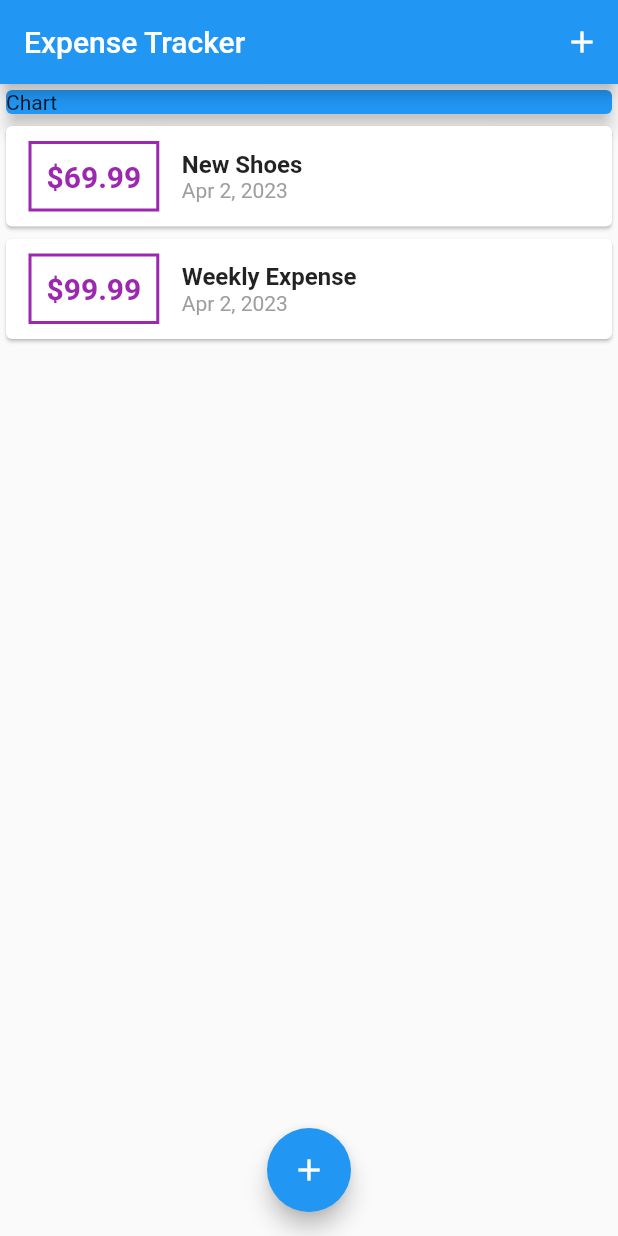
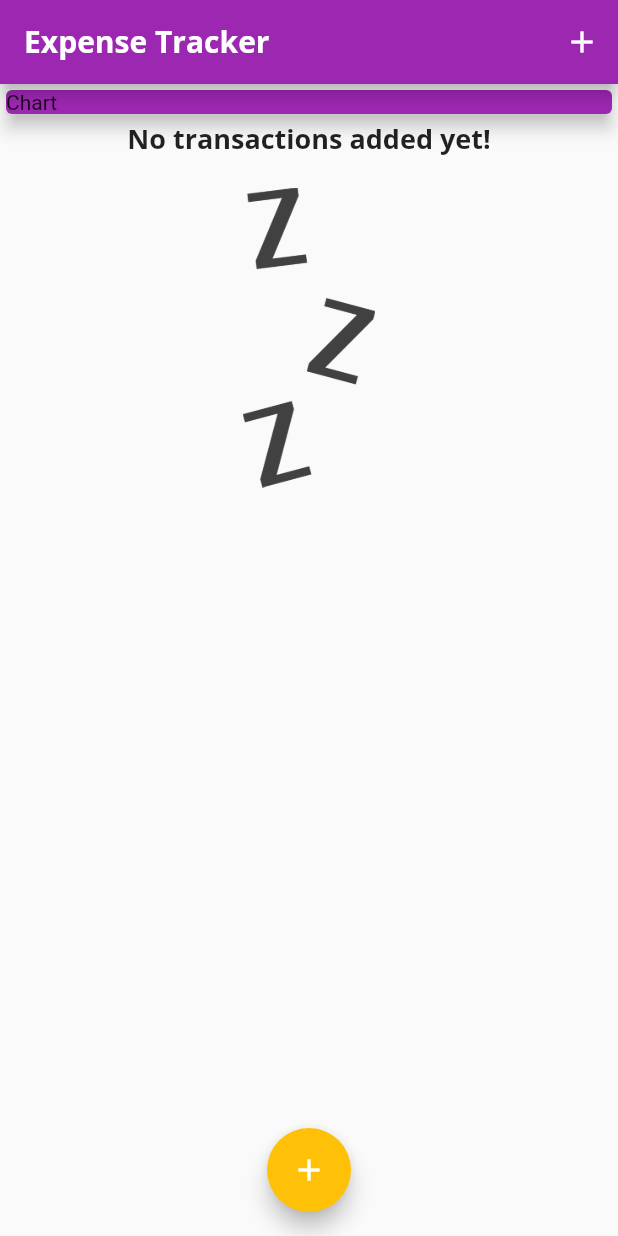
Before and after one commit to saurabhmirajkar/expense_tracker, a Flutter app: the screen it shows after launch, on a phone screen of 412 x 824 dp. Run offline on Flutter 3.47's test engine with Material 2 defaults, Android fonts, the phone set to English and light mode, and no system bars.

Commit message:
handle no transaction layout

```diff
--- a/lib/main.dart
+++ b/lib/main.dart
@@ -11,9 +11,29 @@ class MyApp extends StatelessWidget {
 
   @override
   Widget build(BuildContext context) {
-    return const MaterialApp(
-      home: MyHomepage(),
+    return MaterialApp(
       debugShowCheckedModeBanner: false,
+      title: 'Expense Tracker',
+      theme: ThemeData(
+        primarySwatch: Colors.purple,
+        colorScheme: ColorScheme.fromSwatch(primarySwatch: Colors.purple)
+            .copyWith(secondary: Colors.amber),
+        fontFamily: 'Quicksand',
+        textTheme: ThemeData.light().textTheme.copyWith(
+              titleLarge: const TextStyle(
+                fontFamily: 'OpenSans',
+                fontSize: 18.0,
+                fontWeight: FontWeight.bold,
+              ),
+            ),
+        appBarTheme: const AppBarTheme(
+            titleTextStyle: TextStyle(
+          fontFamily: 'OpenSans',
+          fontSize: 20,
+          fontWeight: FontWeight.bold,
+        )),
+      ),
+      home: const MyHomepage(),
     );
   }
 }
@@ -26,20 +46,7 @@ class MyHomepage extends StatefulWidget {
 }
 
 class _MyHomepageState extends State<MyHomepage> {
-  final List<Transaction> _userTransactions = [
-    Transaction(
-      id: 't1',
-      title: 'New Shoes',
-      amount: 69.99,
-      date: DateTime.now(),
-    ),
-    Transaction(
-      id: 't2',
-      title: 'Weekly Expense',
-      amount: 99.99,
-      date: DateTime.now(),
-    ),
-  ];
+  final List<Transaction> _userTransactions = [];
 
   void _addTransaction(String txTitle, double txAmount) {
     final newTx = Transaction(
@@ -70,7 +77,7 @@ class _MyHomepageState extends State<MyHomepage> {
         title: const Text('Expense Tracker'),
         actions: [
           IconButton(
-            onPressed: () {},
+            onPressed: () => _startAddNewTransaction(context),
             icon: const Icon(Icons.add),
           ),
         ],
@@ -80,12 +87,12 @@ class _MyHomepageState extends State<MyHomepage> {
           child: Column(
             crossAxisAlignment: CrossAxisAlignment.stretch,
             children: [
-              const SizedBox(
+              SizedBox(
                 width: double.infinity,
                 child: Card(
-                  color: Colors.blue,
+                  color: Theme.of(context).primaryColor,
                   elevation: 5,
-                  child: Text('Chart'),
+                  child: const Text('Chart'),
                 ),
               ),
               TransactionList(_userTransactions),
--- a/lib/widgets/transaction_list.dart
+++ b/lib/widgets/transaction_list.dart
@@ -3,16 +3,35 @@ import 'package:flutter/material.dart';
 import 'package:intl/intl.dart';
 
 class TransactionList extends StatelessWidget {
-  final List<Transaction> userTransactions;
+  final List<Transaction> transactions;
 
-  const TransactionList(this.userTransactions, {super.key});
+  const TransactionList(this.transactions, {super.key});
 
   @override
   Widget build(BuildContext context) {
     return SizedBox(
       height: 300,
-      child: ListView.builder(
-        itemCount: userTransactions.length,
+      child: transactions.isEmpty
+          ? Column(
+              children: [
+                Text(
+                  'No transactions added yet!',
+                  style: Theme.of(context).textTheme.titleLarge,
+                ),
+                const SizedBox(
+                  height: 20,
+                ),
+                SizedBox(
+                  height: 200,
+                  child: Image.asset(
+                    'assets/images/waiting.png',
+                    fit: BoxFit.cover,
+                  ),
+                ),
+              ],
+            )
+          : ListView.builder(
+              itemCount: transactions.length,
               itemBuilder: (ctx, index) {
                 return Card(
                   child: Row(
@@ -25,17 +44,17 @@ class TransactionList extends StatelessWidget {
                         padding: const EdgeInsets.all(10),
                         decoration: BoxDecoration(
                           border: Border.all(
-                      color: Colors.purple,
+                            color: Theme.of(context).primaryColor,
                             width: 2,
                           ),
                         ),
                         child: Text(
-                    '\$${userTransactions[index].amount.toStringAsFixed(2)}',
+                          '\$${transactions[index].amount.toStringAsFixed(2)}',
                           // ignore: prefer_const_constructors
                           style: TextStyle(
                             fontWeight: FontWeight.bold,
                             fontSize: 20,
-                      color: Colors.purple,
+                            color: Theme.of(context).primaryColor,
                           ),
                         ),
                       ),
@@ -43,14 +62,11 @@ class TransactionList extends StatelessWidget {
                         crossAxisAlignment: CrossAxisAlignment.start,
                         children: [
                           Text(
-                      userTransactions[index].title,
-                      style: const TextStyle(
-                        fontWeight: FontWeight.bold,
-                        fontSize: 16,
-                      ),
+                            transactions[index].title,
+                            style: Theme.of(context).textTheme.titleLarge,
                           ),
                           Text(
-                      DateFormat.yMMMd().format(userTransactions[index].date),
+                            DateFormat.yMMMd().format(transactions[index].date),
                             style: const TextStyle(
                               color: Colors.grey,
                             ),
```
Also changed, not shown: pubspec.yaml (+18 -16 lines), assets/fonts/OpenSans-Bold.ttf (added), assets/fonts/OpenSans-Regular.ttf (added), assets/fonts/Quicksand-Bold.ttf (added), assets/fonts/Quicksand-Light.ttf (added), assets/fonts/Quicksand-Medium.ttf (added), assets/fonts/Quicksand-Regular.ttf (added), assets/images/waiting.png (added). Lines whose indentation alone changed are shown as unchanged.
